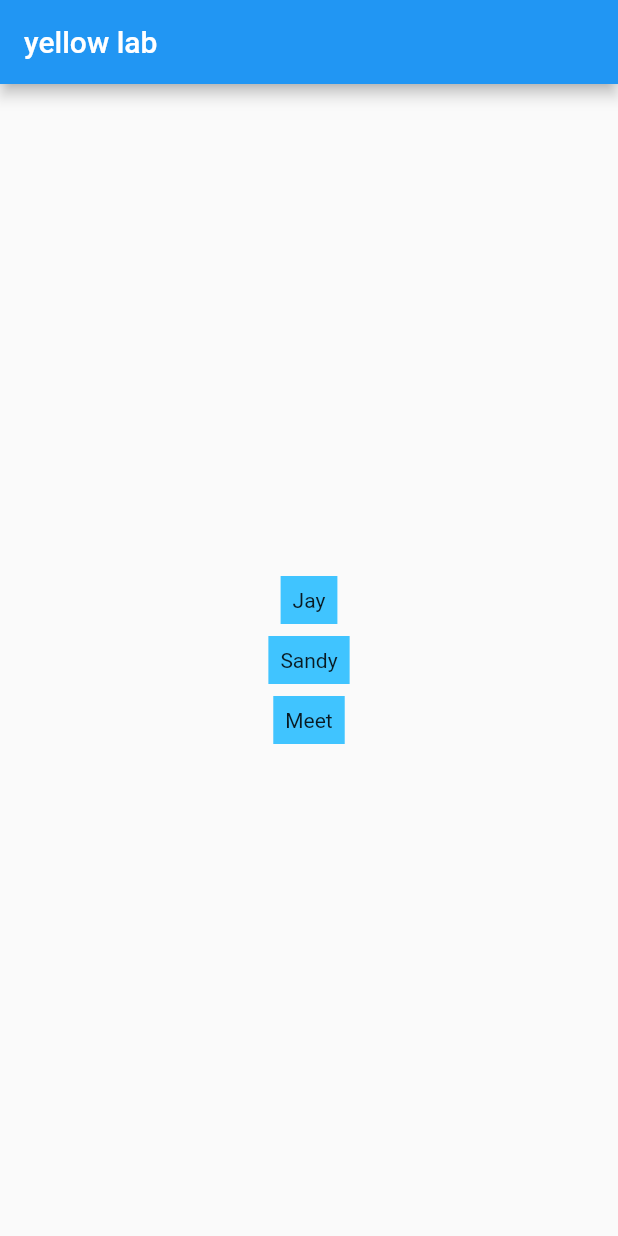
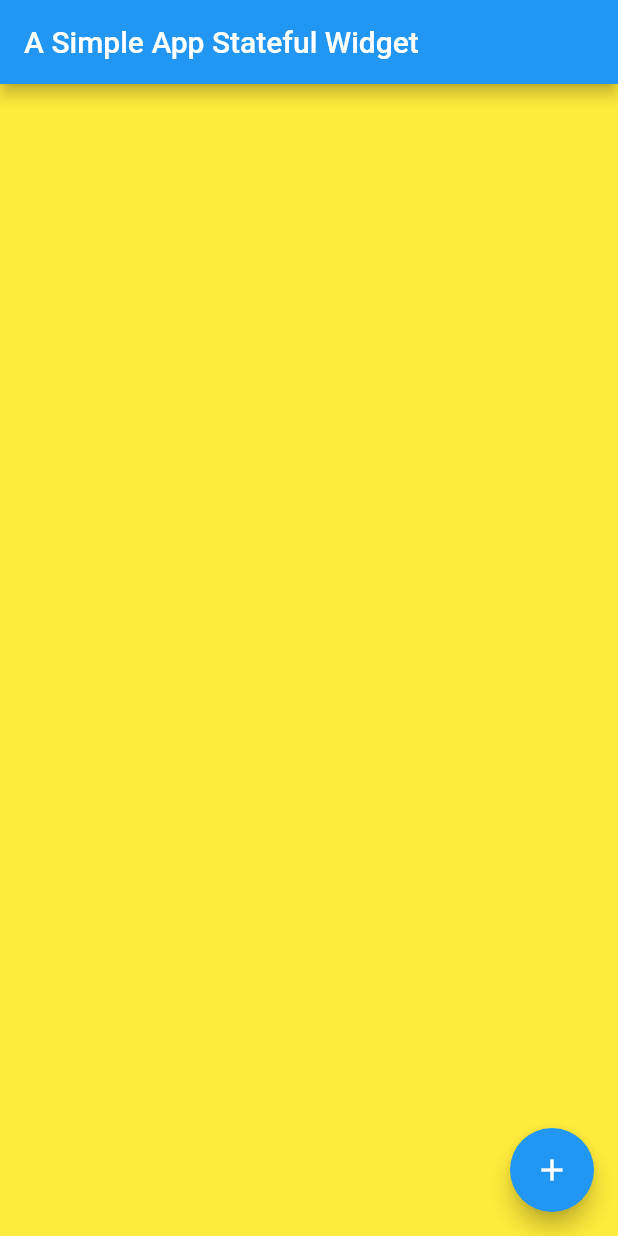
Before and after one commit to jaybh1987/flutterapp, a Flutter app: the screen it shows after launch, on a phone screen of 412 x 824 dp. Run offline on Flutter 3.47's test engine with Material 2 defaults, Android fonts, the phone set to English and light mode, and no system bars.

Commit message:
change color on press is working.

```diff
--- a/lib/main.dart
+++ b/lib/main.dart
@@ -1,49 +1,84 @@
-import 'package:flutter/cupertino.dart';
 import 'package:flutter/material.dart';
 
-void main() {
-  runApp( new DogApp());
+void main() => runApp(MyApp());
+
+
+class MyApp extends StatefulWidget {
+    _MyState createState() => _MyState();
 }
 
-class DogApp extends StatelessWidget {
+class _MyState extends State<MyApp> {
+
+  Color _containerColor = Colors.yellow;
+
+  void changeColor() {
+    setState(() {
+        if(_containerColor == Colors.yellow) {
+          _containerColor = Colors.red;
+          return;
+        }
+        _containerColor = Colors.yellow;
+    });
+  }
+
   Widget build(BuildContext context) {
+    return MaterialApp(
+      title: 'Flutter deom',
+      theme: ThemeData(
+        primarySwatch: Colors.blue,
+      ),
 
-    return MaterialApp(
-      title: 'My Dog App',
       home: Scaffold(
-        appBar: AppBar(
-          title: Text('yellow lab'),
+        appBar:  AppBar(
+          title: Text("A Simple App Stateful Widget"),
         ),
-        body: Center(
 
-          child: Column(
-           mainAxisAlignment: MainAxisAlignment.center,
-           children: [
-             DogName("Jay"),
-             SizedBox(height: 8.0),
-             DogName("Sandy"),
-             SizedBox(height: 8.0),
-             DogName("Meet"),
-           ],
-          )
-        )
+        body: Container(
+          decoration: BoxDecoration(color: _containerColor),
+        ),
+
+        floatingActionButton: FloatingActionButton(
+          onPressed: changeColor,
+          child: Icon(Icons.add),
+          tooltip: "Book Here",
+        ),
+
+
       )
     );
   }
 }
 
 
-class DogName extends StatelessWidget {
-  final String name;
-  const DogName(this.name);
-
-  Widget build(BuildContext context) {
-    return DecoratedBox(
-      decoration: BoxDecoration(color: Colors.lightBlueAccent),
-      child: Padding(
-        padding: const EdgeInsets.all(8.0),
-        child: Text(name),
-      ),
-    );
-  }
-}
+// class MyApp extends StatelessWidget {
+//
+//   Widget build(BuildContext context) {
+//     return MaterialApp(
+//
+//       title: 'Flutter Demo',
+//
+//       theme: ThemeData(
+//         primarySwatch: Colors.blue
+//       ),
+//
+//       home: Scaffold(
+//
+//         appBar: AppBar(
+//           title: Text("A sample app stateless widget"),
+//         ),
+//
+//         body: Container(
+//           decoration: BoxDecoration(color: Colors.green),
+//         ),
+//
+//
+//         floatingActionButton: FloatingActionButton(
+//           child: Icon(Icons.add),
+//           tooltip: "Book Here",
+//           onPressed: null ,
+//         ),
+//
+//       ),
+//     );
+//   }
+// }
```
